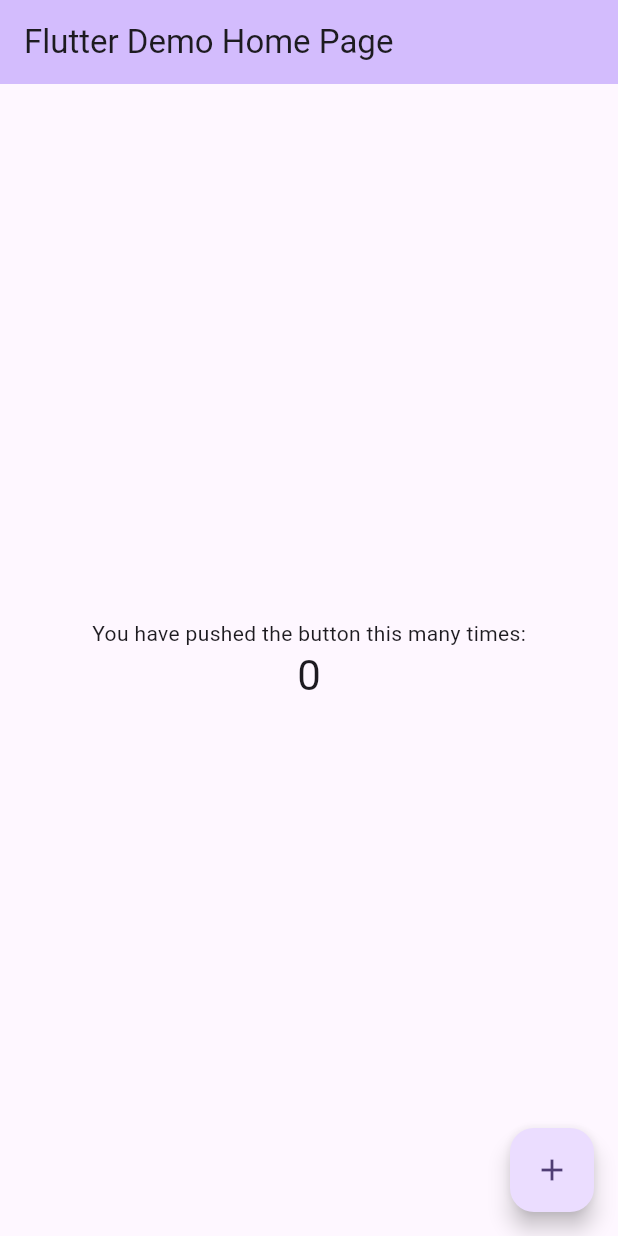
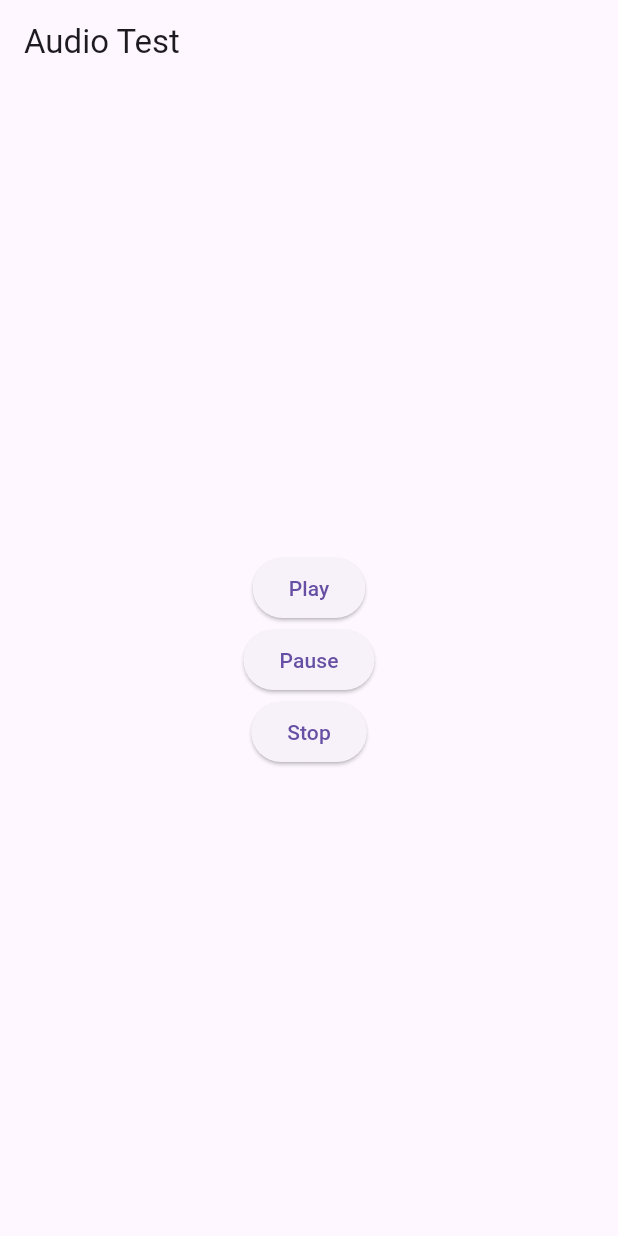
Before and after one commit to jadonuadiale-maker/gospel_dashboard, a Flutter app: the screen it shows after launch, on a phone screen of 412 x 824 dp. Run offline on Flutter 3.47's test engine with Material 3 defaults, Android fonts, the phone set to English and light mode, and no system bars; our stand-ins replace just_audio.

```diff
--- a/lib/main.dart
+++ b/lib/main.dart
@@ -1,125 +1,53 @@
 import 'package:flutter/material.dart';
+import 'services/audio_service.dart';
 
 void main() {
-  runApp(const MyApp());
+  runApp(const GospelDashboardApp());
 }
 
-class MyApp extends StatelessWidget {
-  const MyApp({super.key});
+class GospelDashboardApp extends StatelessWidget {
+  const GospelDashboardApp({super.key});
 
-  // This widget is the root of your application.
   @override
   Widget build(BuildContext context) {
     return MaterialApp(
-      title: 'Flutter Demo',
-      theme: ThemeData(
-        // This is the theme of your application.
-        //
-        // TRY THIS: Try running your application with "flutter run". You'll see
-        // the application has a purple toolbar. Then, without quitting the app,
-        // try changing the seedColor in the colorScheme below to Colors.green
-        // and then invoke "hot reload" (save your changes or press the "hot
-        // reload" button in a Flutter-supported IDE, or press "r" if you used
-        // the command line to start the app).
-        //
-        // Notice that the counter didn't reset back to zero; the application
-        // state is not lost during the reload. To reset the state, use hot
-        // restart instead.
-        //
-        // This works for code too, not just values: Most code changes can be
-        // tested with just a hot reload.
-        colorScheme: ColorScheme.fromSeed(seedColor: Colors.deepPurple),
-        useMaterial3: true,
-      ),
-      home: const MyHomePage(title: 'Flutter Demo Home Page'),
+      home: TestAudioScreen(),                 // Temporary test screen
     );
   }
 }
 
-class MyHomePage extends StatefulWidget {
-  const MyHomePage({super.key, required this.title});
+class TestAudioScreen extends StatelessWidget {
+  final AudioService audio = AudioService();   // Inject audio service
 
-  // This widget is the home page of your application. It is stateful, meaning
-  // that it has a State object (defined below) that contains fields that affect
-  // how it looks.
+  final String testUrl =
+      "https://www.soundhelix.com/examples/mp3/SoundHelix-Song-1.mp3";
+      // Replace with sermon/song MP3 later
 
-  // This class is the configuration for the state. It holds the values (in this
-  // case the title) provided by the parent (in this case the App widget) and
-  // used by the build method of the State. Fields in a Widget subclass are
-  // always marked "final".
-
-  final String title;
-
-  @override
-  State<MyHomePage> createState() => _MyHomePageState();
-}
-
-class _MyHomePageState extends State<MyHomePage> {
-  int _counter = 0;
-
-  void _incrementCounter() {
-    setState(() {
-      // This call to setState tells the Flutter framework that something has
-      // changed in this State, which causes it to rerun the build method below
-      // so that the display can reflect the updated values. If we changed
-      // _counter without calling setState(), then the build method would not be
-      // called again, and so nothing would appear to happen.
-      _counter++;
-    });
-  }
+  TestAudioScreen({super.key});
 
   @override
   Widget build(BuildContext context) {
-    // This method is rerun every time setState is called, for instance as done
-    // by the _incrementCounter method above.
-    //
-    // The Flutter framework has been optimized to make rerunning build methods
-    // fast, so that you can just rebuild anything that needs updating rather
-    // than having to individually change instances of widgets.
     return Scaffold(
-      appBar: AppBar(
-        // TRY THIS: Try changing the color here to a specific color (to
-        // Colors.amber, perhaps?) and trigger a hot reload to see the AppBar
-        // change color while the other colors stay the same.
-        backgroundColor: Theme.of(context).colorScheme.inversePrimary,
-        // Here we take the value from the MyHomePage object that was created by
-        // the App.build method, and use it to set our appbar title.
-        title: Text(widget.title),
-      ),
+      appBar: AppBar(title: const Text("Audio Test")),
       body: Center(
-        // Center is a layout widget. It takes a single child and positions it
-        // in the middle of the parent.
         child: Column(
-          // Column is also a layout widget. It takes a list of children and
-          // arranges them vertically. By default, it sizes itself to fit its
-          // children horizontally, and tries to be as tall as its parent.
-          //
-          // Column has various properties to control how it sizes itself and
-          // how it positions its children. Here we use mainAxisAlignment to
-          // center the children vertically; the main axis here is the vertical
-          // axis because Columns are vertical (the cross axis would be
-          // horizontal).
-          //
-          // TRY THIS: Invoke "debug painting" (choose the "Toggle Debug Paint"
-          // action in the IDE, or press "p" in the console), to see the
-          // wireframe for each widget.
           mainAxisAlignment: MainAxisAlignment.center,
-          children: <Widget>[
-            const Text(
-              'You have pushed the button this many times:',
+          children: [
+            ElevatedButton(
+              onPressed: () => audio.playUrl(testUrl),
+              child: const Text("Play"),
             ),
-            Text(
-              '$_counter',
-              style: Theme.of(context).textTheme.headlineMedium,
+            ElevatedButton(
+              onPressed: () => audio.pause(),
+              child: const Text("Pause"),
+            ),
+            ElevatedButton(
+              onPressed: () => audio.stop(),
+              child: const Text("Stop"),
             ),
           ],
         ),
       ),
-      floatingActionButton: FloatingActionButton(
-        onPressed: _incrementCounter,
-        tooltip: 'Increment',
-        child: const Icon(Icons.add),
-      ), // This trailing comma makes auto-formatting nicer for build methods.
     );
   }
 }
--- /dev/null
+++ b/lib/services/audio_service.dart
@@ -0,0 +1,22 @@
+import 'package:just_audio/just_audio.dart';
+
+class AudioService {
+  final AudioPlayer _player = AudioPlayer();   // Core audio engine
+
+  Future<void> playUrl(String url) async {
+    try {
+      await _player.setUrl(url);               // Load remote MP3
+      await _player.play();                    // Begin playback
+    } catch (e) {
+      print("Audio error: $e");                // Minimal error logging
+    }
+  }
+
+  Future<void> pause() async {
+    await _player.pause();                     // Pause playback
+  }
+
+  Future<void> stop() async {
+    await _player.stop();                      // Stop + reset
+  }
+}
--- a/pubspec.yaml
+++ b/pubspec.yaml
@@ -30,6 +30,7 @@ environment:
 dependencies:
   flutter:
     sdk: flutter
+  just_audio: ^0.9.36
 
 
   # The following adds the Cupertino Icons font to your application.
```
Also changed, not shown: pubspec.lock, 5 other files.
